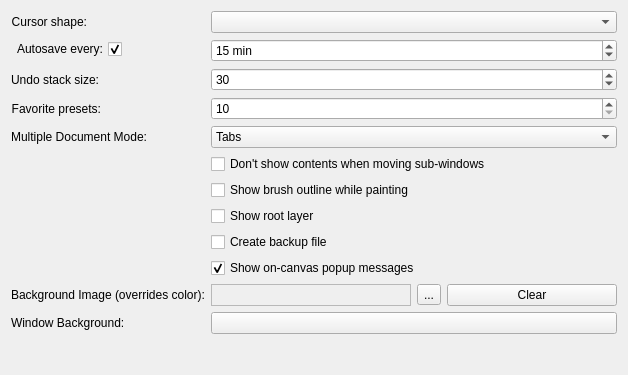
Old version of the form krita/ui/forms/wdggeneralsettings.ui in the repository KDE/krita.
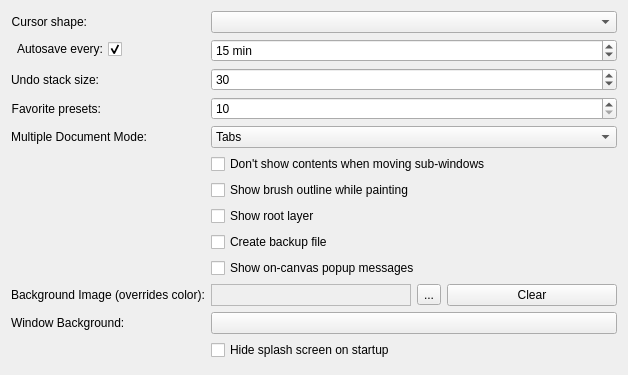
New version of the form. Custom widgets are drawn as their Qt base class.

Commit message:
BUG:342843 Make it possible to re-enable the splash screen.
Patch by Ranveer Aggarwal. Thanks!
CCMAIL:ranveeraggarwal@gmail.com
REVIEW:122565

Conflicts:
	krita/ui/forms/wdggeneralsettings.ui

Diff of the .ui file:
```diff
--- a/krita/ui/forms/wdggeneralsettings.ui
+++ b/krita/ui/forms/wdggeneralsettings.ui
@@ -261,14 +261,18 @@
        </property>
       </widget>
      </item>
+     <item row="13" column="1">
+      <widget class="QCheckBox" name="m_hideSplashScreen">
+       <property name="text">
+        <string>Hide splash screen on startup</string>
+       </property>
+      </widget>
+     </item>
      <item row="9" column="1">
       <widget class="QCheckBox" name="m_chkCanvasMessages">
        <property name="text">
         <string>Show on-canvas popup messages</string>
        </property>
-       <property name="checked">
-        <bool>true</bool>
-       </property>
       </widget>
      </item>
     </layout>
```
Left out of the diff: 6 changed lines with no effect on the pictures. The commit also changes 4 other files.
